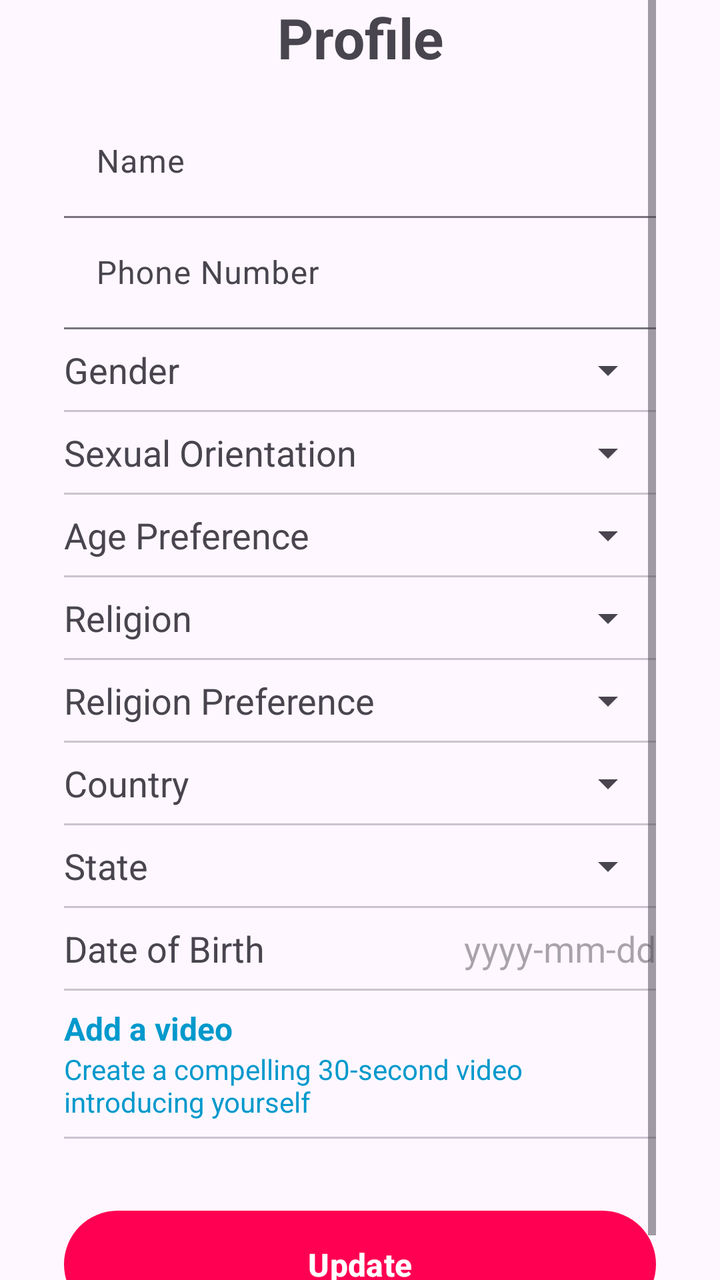
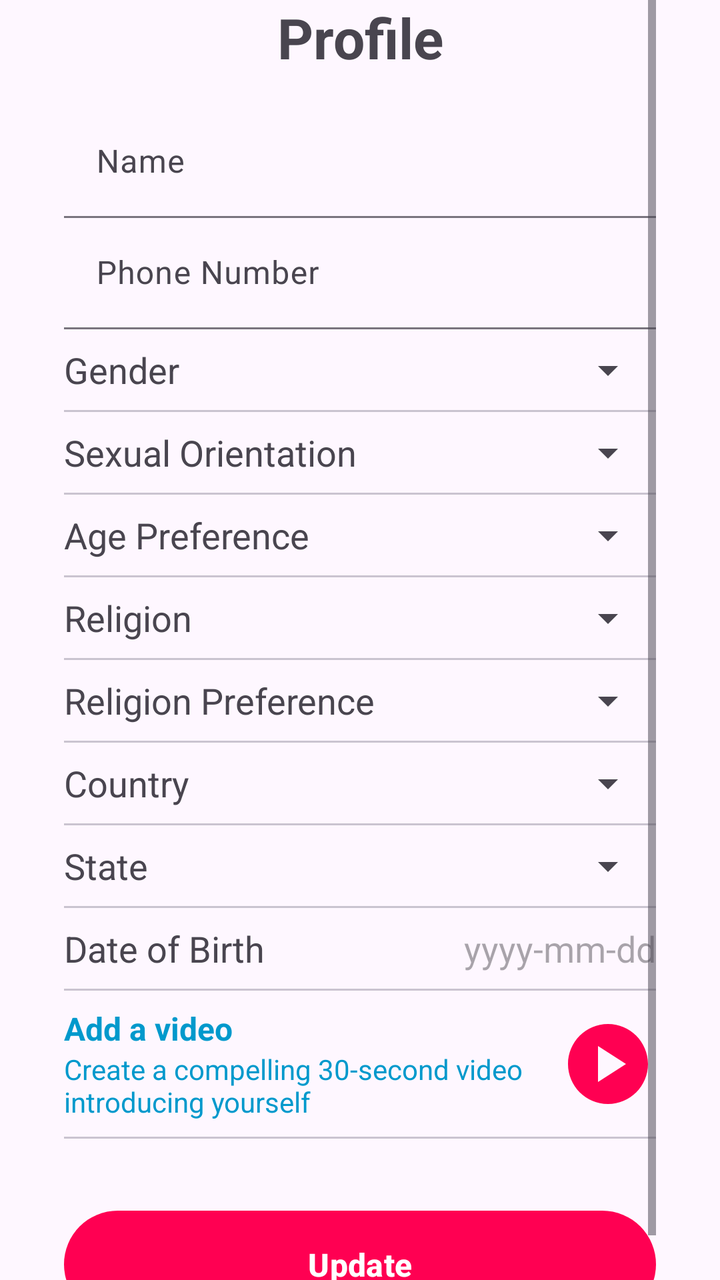

Compare the two renders of this Android layout. The source of the first and the diff that turns it into the second are given below.
<!-- AndroidManifest.xml: application theme Theme.You4me -->
<!-- res/layout/fragment_profile.xml -->
<?xml version="1.0" encoding="utf-8"?>
<ScrollView xmlns:android="http://schemas.android.com/apk/res/android"
    xmlns:app="http://schemas.android.com/apk/res-auto"
    xmlns:tools="http://schemas.android.com/tools"
    android:layout_width="match_parent"
    android:layout_height="match_parent"
    android:layout_marginVertical="16dp"
    android:paddingHorizontal="32dp"
    tools:context=".ui.profile.ProfileFragment">

    <androidx.constraintlayout.widget.ConstraintLayout
        android:layout_width="match_parent"
        android:layout_height="wrap_content">

        <TextView
            android:id="@+id/profile_txt"
            android:layout_width="wrap_content"
            android:layout_height="wrap_content"
            android:text="@string/profile"
            android:textSize="28sp"
            android:textStyle="bold"
            app:layout_constraintEnd_toEndOf="parent"
            app:layout_constraintStart_toStartOf="parent"
            app:layout_constraintTop_toTopOf="parent" />

        <com.google.android.material.textfield.TextInputLayout
            android:id="@+id/name_lyt"
            style="@style/Widget.Material3.TextInputLayout.FilledBox"
            android:layout_width="match_parent"
            android:layout_height="wrap_content"
            android:layout_marginTop="16dp"
            android:hint="@string/name"
            app:layout_constraintTop_toBottomOf="@id/profile_txt">

            <com.google.android.material.textfield.TextInputEditText
                android:id="@+id/name"
                android:layout_width="match_parent"
                android:layout_height="match_parent"
                android:background="@android:color/transparent" />

        </com.google.android.material.textfield.TextInputLayout>

        <com.google.android.material.textfield.TextInputLayout
            android:id="@+id/phone_lyt"
            style="@style/Widget.Material3.TextInputLayout.FilledBox"
            android:layout_width="match_parent"
            android:layout_height="wrap_content"
            android:hint="@string/phone_number"
            app:layout_constraintTop_toBottomOf="@id/name_lyt">

            <com.google.android.material.textfield.TextInputEditText
                android:id="@+id/phone"
                android:layout_width="match_parent"
                android:layout_height="match_parent"
                android:background="@android:color/transparent"
                android:inputType="phone" />

        </com.google.android.material.textfield.TextInputLayout>


        <androidx.constraintlayout.widget.ConstraintLayout
            android:id="@+id/gender_lyt"
            android:layout_width="match_parent"
            android:layout_height="wrap_content"
            android:layout_marginTop="8dp"
            app:layout_constraintStart_toStartOf="parent"
            app:layout_constraintTop_toBottomOf="@id/phone_lyt">

            <TextView
                android:id="@+id/gender_label"
                android:layout_width="wrap_content"
                android:layout_height="wrap_content"
                android:text="@string/gender"
                android:textSize="18sp"
                app:layout_constraintEnd_toStartOf="@id/gender_spinner"
                app:layout_constraintHorizontal_chainStyle="spread_inside"
                app:layout_constraintStart_toStartOf="parent"
                app:layout_constraintTop_toTopOf="parent" />

            <Spinner
                android:id="@+id/gender_spinner"
                android:layout_width="wrap_content"
                android:layout_height="wrap_content"
                app:layout_constraintBottom_toBottomOf="@id/gender_label"
                app:layout_constraintEnd_toEndOf="parent"
                app:layout_constraintStart_toEndOf="@id/gender_label"
                app:layout_constraintTop_toTopOf="@id/gender_label" />

            <com.google.android.material.divider.MaterialDivider
                android:id="@+id/divider8"
                android:layout_width="match_parent"
                android:layout_height="1dp"
                android:layout_marginTop="8dp"
                app:layout_constraintTop_toBottomOf="@id/gender_label" />

        </androidx.constraintlayout.widget.ConstraintLayout>

        <TextView
            android:id="@+id/sexual_orientation_label"
            android:layout_width="wrap_content"
            android:layout_height="wrap_content"
            android:layout_marginTop="8dp"
            android:text="@string/sexual_orientation"
            android:textSize="18sp"
            app:layout_constraintEnd_toStartOf="@id/sexual_orientation_spinner"
            app:layout_constraintHorizontal_chainStyle="spread_inside"
            app:layout_constraintStart_toStartOf="parent"
            app:layout_constraintTop_toBottomOf="@id/gender_lyt" />

        <Spinner
            android:id="@+id/sexual_orientation_spinner"
            android:layout_width="wrap_content"
            android:layout_height="wrap_content"
            app:layout_constraintBottom_toBottomOf="@id/sexual_orientation_label"
            app:layout_constraintEnd_toEndOf="parent"
            app:layout_constraintStart_toEndOf="@id/sexual_orientation_label"
            app:layout_constraintTop_toTopOf="@id/sexual_orientation_label" />

        <com.google.android.material.divider.MaterialDivider
            android:id="@+id/divider1"
            android:layout_width="match_parent"
            android:layout_height="1dp"
            android:layout_marginTop="8dp"
            app:layout_constraintTop_toBottomOf="@id/sexual_orientation_label" />

        <TextView
            android:id="@+id/age_preference_label"
            android:layout_width="wrap_content"
            android:layout_height="wrap_content"
            android:layout_marginTop="8dp"
            android:text="@string/age_preference"
            android:textSize="18sp"
            app:layout_constraintEnd_toStartOf="@id/age_preference_spinner"
            app:layout_constraintHorizontal_chainStyle="spread_inside"
            app:layout_constraintStart_toStartOf="parent"
            app:layout_constraintTop_toBottomOf="@id/divider1" />

        <Spinner
            android:id="@+id/age_preference_spinner"
            android:layout_width="wrap_content"
            android:layout_height="wrap_content"
            app:layout_constraintBottom_toBottomOf="@id/age_preference_label"
            app:layout_constraintEnd_toEndOf="parent"
            app:layout_constraintStart_toEndOf="@id/age_preference_label"
            app:layout_constraintTop_toTopOf="@id/age_preference_label" />

        <com.google.android.material.divider.MaterialDivider
            android:id="@+id/divider2"
            android:layout_width="match_parent"
            android:layout_height="1dp"
            android:layout_marginTop="8dp"
            app:layout_constraintTop_toBottomOf="@id/age_preference_label" />

        <TextView
            android:id="@+id/religion_label"
            android:layout_width="wrap_content"
            android:layout_height="wrap_content"
            android:layout_marginTop="8dp"
            android:text="@string/religion"
            android:textSize="18sp"
            app:layout_constraintEnd_toStartOf="@id/religion_spinner"
            app:layout_constraintHorizontal_chainStyle="spread_inside"
            app:layout_constraintStart_toStartOf="parent"
            app:layout_constraintTop_toBottomOf="@id/divider2" />

        <Spinner
            android:id="@+id/religion_spinner"
            android:layout_width="wrap_content"
            android:layout_height="wrap_content"
            app:layout_constraintBottom_toBottomOf="@id/religion_label"
            app:layout_constraintEnd_toEndOf="parent"
            app:layout_constraintStart_toEndOf="@id/religion_label"
            app:layout_constraintTop_toTopOf="@id/religion_label" />

        <com.google.android.material.divider.MaterialDivider
            android:id="@+id/divider9"
            android:layout_width="match_parent"
            android:layout_height="1dp"
            android:layout_marginTop="8dp"
            app:layout_constraintTop_toBottomOf="@id/religion_label" />

        <TextView
            android:id="@+id/religion_preference_label"
            android:layout_width="wrap_content"
            android:layout_height="wrap_content"
            android:layout_marginTop="8dp"
            android:text="@string/religion_preference"
            android:textSize="18sp"
            app:layout_constraintEnd_toStartOf="@id/religion_preference_spinner"
            app:layout_constraintHorizontal_chainStyle="spread_inside"
            app:layout_constraintStart_toStartOf="parent"
            app:layout_constraintTop_toBottomOf="@id/divider9" />

        <Spinner
            android:id="@+id/religion_preference_spinner"
            android:layout_width="wrap_content"
            android:layout_height="wrap_content"
            app:layout_constraintBottom_toBottomOf="@id/religion_preference_label"
            app:layout_constraintEnd_toEndOf="parent"
            app:layout_constraintStart_toEndOf="@id/religion_preference_label"
            app:layout_constraintTop_toTopOf="@id/religion_preference_label" />

        <com.google.android.material.divider.MaterialDivider
            android:id="@+id/divider3"
            android:layout_width="match_parent"
            android:layout_height="1dp"
            android:layout_marginTop="8dp"
            app:layout_constraintTop_toBottomOf="@id/religion_preference_label" />

        <TextView
            android:id="@+id/country_label"
            android:layout_width="wrap_content"
            android:layout_height="wrap_content"
            android:layout_marginTop="8dp"
            android:text="@string/country"
            android:textSize="18sp"
            app:layout_constraintEnd_toStartOf="@id/country_spinner"
            app:layout_constraintHorizontal_chainStyle="spread_inside"
            app:layout_constraintStart_toStartOf="parent"
            app:layout_constraintTop_toBottomOf="@id/divider3" />

        <Spinner
            android:id="@+id/country_spinner"
            android:layout_width="wrap_content"
            android:layout_height="wrap_content"
            app:layout_constraintBottom_toBottomOf="@id/country_label"
            app:layout_constraintEnd_toEndOf="parent"
            app:layout_constraintStart_toEndOf="@id/country_label"
            app:layout_constraintTop_toTopOf="@id/country_label" />

        <com.google.android.material.divider.MaterialDivider
            android:id="@+id/divider4"
            android:layout_width="match_parent"
            android:layout_height="1dp"
            android:layout_marginTop="8dp"
            app:layout_constraintTop_toBottomOf="@id/country_label" />

        <TextView
            android:id="@+id/state_label"
            android:layout_width="wrap_content"
            android:layout_height="wrap_content"
            android:layout_marginTop="8dp"
            android:text="@string/state"
            android:textSize="18sp"
            app:layout_constraintEnd_toStartOf="@id/state_spinner"
            app:layout_constraintHorizontal_chainStyle="spread_inside"
            app:layout_constraintStart_toStartOf="parent"
            app:layout_constraintTop_toBottomOf="@id/divider4" />

        <Spinner
            android:id="@+id/state_spinner"
            android:layout_width="wrap_content"
            android:layout_height="wrap_content"
            app:layout_constraintBottom_toBottomOf="@id/state_label"
            app:layout_constraintEnd_toEndOf="parent"
            app:layout_constraintStart_toEndOf="@id/state_label"
            app:layout_constraintTop_toTopOf="@id/state_label" />

        <com.google.android.material.divider.MaterialDivider
            android:id="@+id/divider5"
            android:layout_width="match_parent"
            android:layout_height="1dp"
            android:layout_marginTop="8dp"
            app:layout_constraintTop_toBottomOf="@id/state_label" />

        <TextView
            android:id="@+id/dob_label"
            android:layout_width="wrap_content"
            android:layout_height="wrap_content"
            android:layout_marginTop="8dp"
            android:text="@string/dob"
            android:textSize="18sp"
            app:layout_constraintEnd_toStartOf="@id/dob"
            app:layout_constraintHorizontal_chainStyle="spread_inside"
            app:layout_constraintStart_toStartOf="parent"
            app:layout_constraintTop_toBottomOf="@id/divider5" />

        <com.google.android.material.textfield.TextInputEditText
            android:id="@+id/dob"
            android:layout_width="wrap_content"
            android:layout_height="wrap_content"
            android:background="@android:color/transparent"
            android:hint="@string/date_hint"
            android:inputType="none"
            app:layout_constraintBottom_toBottomOf="@id/dob_label"
            app:layout_constraintEnd_toEndOf="parent"
            app:layout_constraintStart_toEndOf="@id/dob_label"
            app:layout_constraintTop_toTopOf="@id/dob_label" />

        <com.google.android.material.divider.MaterialDivider
            android:id="@+id/divider6"
            android:layout_width="match_parent"
            android:layout_height="1dp"
            android:layout_marginTop="8dp"
            app:layout_constraintTop_toBottomOf="@id/dob_label" />

        <LinearLayout
            android:id="@+id/add_video_lyt"
            android:layout_width="match_parent"
            android:layout_height="wrap_content"
            android:layout_marginTop="8dp"
            android:orientation="vertical"
            app:layout_constraintTop_toBottomOf="@id/divider6">

            <TextView
                android:layout_width="wrap_content"
                android:layout_height="wrap_content"
                android:text="@string/add_video"
                android:textColor="@android:color/holo_blue_dark"
                android:textSize="16sp"
                android:textStyle="bold" />

            <TextView
                android:layout_width="wrap_content"
                android:layout_height="wrap_content"
                android:text="@string/create_video"
                android:textColor="@android:color/holo_blue_dark" />
        </LinearLayout>

        <com.google.android.material.divider.MaterialDivider
            android:id="@+id/divider7"
            android:layout_width="match_parent"
            android:layout_height="1dp"
            android:layout_marginTop="8dp"
            app:layout_constraintTop_toBottomOf="@id/add_video_lyt" />

        <com.google.android.material.button.MaterialButton
            android:id="@+id/edit_btn"
            android:layout_width="match_parent"
            android:layout_height="wrap_content"
            android:layout_marginTop="32dp"
            android:padding="16dp"
            android:text="@string/update"
            android:textSize="16sp"
            android:textStyle="bold"
            app:layout_constraintTop_toBottomOf="@id/divider7" />

        <com.google.android.material.progressindicator.CircularProgressIndicator
            android:id="@+id/progress_circular"
            style="@style/Widget.Material3.CircularProgressIndicator.Medium"
            android:layout_width="wrap_content"
            android:layout_height="wrap_content"
            android:layout_marginTop="32dp"
            android:layout_marginBottom="4dp"
            android:indeterminate="true"
            android:visibility="gone"
            app:layout_constraintEnd_toEndOf="parent"
            app:layout_constraintStart_toStartOf="parent"
            app:layout_constraintTop_toBottomOf="@id/divider7" />

    </androidx.constraintlayout.widget.ConstraintLayout>

</ScrollView>
<!-- resources referenced by this layout -->
<resources>
  <string name="add_video">Add a video</string>
  <string name="age_preference">Age Preference</string>
  <string name="country">Country</string>
  <string name="create_video">Create a compelling 30-second video introducing yourself</string>
  <string name="date_hint">yyyy-mm-dd</string>
  <string name="dob">Date of Birth</string>
  <string name="gender">Gender</string>
  <string name="name">Name</string>
  <string name="phone_number">Phone Number</string>
  <string name="profile">Profile</string>
  <string name="religion">Religion</string>
  <string name="religion_preference">Religion Preference</string>
  <string name="sexual_orientation">Sexual Orientation</string>
  <string name="state">State</string>
  <string name="update">Update</string>
  <style name="Theme.You4me" parent="Base.Theme.You4me" />
  <style name="Base.Theme.You4me" parent="Theme.Material3.Light.NoActionBar">
          
           <item name="colorPrimary">@color/primary_pink</item>
      </style>
  <color name="primary_pink">#ffff0052</color>
</resources>

<!-- the commit's change to res/layout/fragment_profile.xml (unified diff, before → after) -->
@@ -296,10 +296,12 @@
 
         <LinearLayout
             android:id="@+id/add_video_lyt"
-            android:layout_width="match_parent"
+            android:layout_width="0dp"
             android:layout_height="wrap_content"
             android:layout_marginTop="8dp"
             android:orientation="vertical"
+            app:layout_constraintEnd_toStartOf="@id/btn_play"
+            app:layout_constraintStart_toStartOf="parent"
             app:layout_constraintTop_toBottomOf="@id/divider6">
 
             <TextView
@@ -317,6 +319,18 @@
                 android:textColor="@android:color/holo_blue_dark" />
         </LinearLayout>
 
+        <ImageButton
+            android:id="@+id/btn_play"
+            android:layout_width="wrap_content"
+            android:layout_height="wrap_content"
+            android:background="@android:color/transparent"
+            android:src="@drawable/baseline_play_circle_24"
+            app:layout_constraintBottom_toBottomOf="@id/add_video_lyt"
+            app:layout_constraintEnd_toEndOf="parent"
+            app:layout_constraintStart_toEndOf="@id/add_video_lyt"
+            app:layout_constraintTop_toTopOf="@id/add_video_lyt"
+            app:tint="@color/primary_pink" />
+
         <com.google.android.material.divider.MaterialDivider
             android:id="@+id/divider7"
             android:layout_width="match_parent"
<!-- resource entries referenced after the edit -->
@@ -21,5 +21,11 @@
            <item name="colorPrimary">@color/primary_pink</item>
       </style>
   <color name="primary_pink">#ffff0052</color>
+  <!-- drawable baseline_play_circle_24 (drawable) -->
+  <vector android:height="48dp" android:tint="#000000"
+      android:viewportHeight="24" android:viewportWidth="24"
+      android:width="48dp" xmlns:android="http://schemas.android.com/apk/res/android">
+      <path android:fillColor="@android:color/white" android:pathData="M12,2C6.48,2 2,6.48 2,12s4.48,10 10,10s10,-4.48 10,-10S17.52,2 12,2zM9.5,16.5v-9l7,4.5L9.5,16.5z"/>
+  </vector>
 </resources>
 
